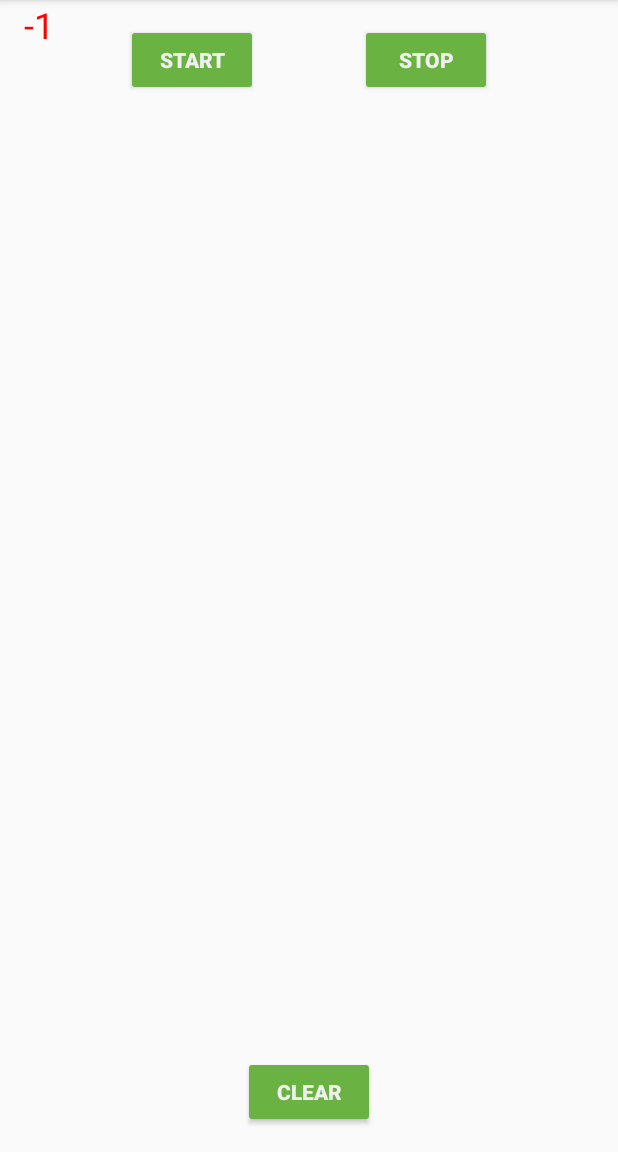
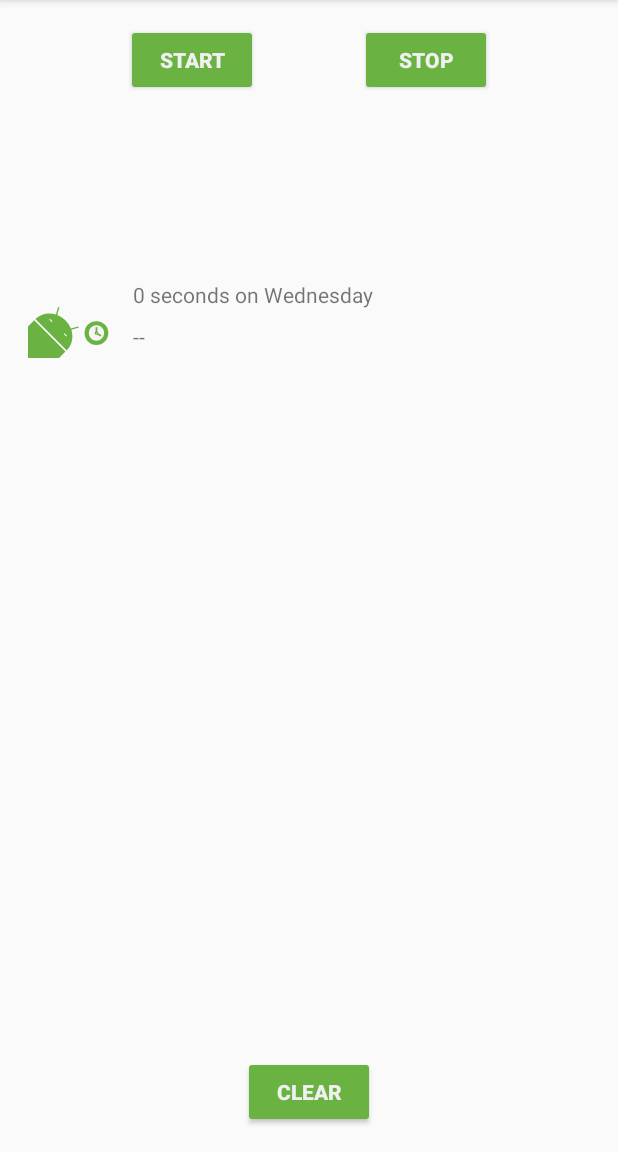
Before and after one commit to Audd790/week_10_if570_lab, an Android app: the screen it shows after launch (MainActivity), after a tap on "START", on a phone screen of 412 x 824 dp, the part 84-1236 px from its top. Run offline under Robolectric (Android 15) with nearby library versions, the phone set to English and light mode, and no system bars; our stand-ins replace Room's generated code, data binding; Roboto replaces fonts that are not available here; 3 statements that could not run were skipped.

Commit message:
Creating ViewHolder

```diff
--- a/app/src/main/java/com/example/android/trackmysleepquality/Util.kt
+++ b/app/src/main/java/com/example/android/trackmysleepquality/Util.kt
@@ -25,31 +25,33 @@ import android.widget.TextView
 import androidx.recyclerview.widget.RecyclerView
 import com.example.android.trackmysleepquality.database.SleepNight
 import java.text.SimpleDateFormat
-//import java.util.concurrent.TimeUnit
-//import java.util.*
+import java.util.Locale
+
+import java.util.concurrent.TimeUnit
+import java.util.*
 
 
-//private val ONE_MINUTE_MILLIS = TimeUnit.MILLISECONDS.convert(1, TimeUnit.MINUTES)
-//private val ONE_HOUR_MILLIS = TimeUnit.MILLISECONDS.convert(1, TimeUnit.HOURS)
+private val ONE_MINUTE_MILLIS = TimeUnit.MILLISECONDS.convert(1, TimeUnit.MINUTES)
+private val ONE_HOUR_MILLIS = TimeUnit.MILLISECONDS.convert(1, TimeUnit.HOURS)
 
-//fun convertDurationToFormatted(startTimeMilli: Long, endTimeMilli: Long, res: Resources): String {
-//    val durationMilli = endTimeMilli - startTimeMilli
-//    val weekdayString = SimpleDateFormat("EEEE", Locale.getDefault()).format(startTimeMilli)
-//    return when {
-//        durationMilli < ONE_MINUTE_MILLIS -> {
-//            val seconds = TimeUnit.SECONDS.convert(durationMilli, TimeUnit.MILLISECONDS)
-//            res.getString(R.string.seconds_length, seconds, weekdayString)
-//        }
-//        durationMilli < ONE_HOUR_MILLIS -> {
-//            val minutes = TimeUnit.MINUTES.convert(durationMilli, TimeUnit.MILLISECONDS)
-//            res.getString(R.string.minutes_length, minutes, weekdayString)
-//        }
-//        else -> {
-//            val hours = TimeUnit.HOURS.convert(durationMilli, TimeUnit.MILLISECONDS)
-//            res.getString(R.string.hours_length, hours, weekdayString)
-//        }
-//    }
-//}
+fun convertDurationToFormatted(startTimeMilli: Long, endTimeMilli: Long, res: Resources): String {
+    val durationMilli = endTimeMilli - startTimeMilli
+    val weekdayString = SimpleDateFormat("EEEE", Locale.getDefault()).format(startTimeMilli)
+    return when {
+        durationMilli < ONE_MINUTE_MILLIS -> {
+            val seconds = TimeUnit.SECONDS.convert(durationMilli, TimeUnit.MILLISECONDS)
+            res.getString(R.string.seconds_length, seconds, weekdayString)
+        }
+        durationMilli < ONE_HOUR_MILLIS -> {
+            val minutes = TimeUnit.MINUTES.convert(durationMilli, TimeUnit.MILLISECONDS)
+            res.getString(R.string.minutes_length, minutes, weekdayString)
+        }
+        else -> {
+            val hours = TimeUnit.HOURS.convert(durationMilli, TimeUnit.MILLISECONDS)
+            res.getString(R.string.hours_length, hours, weekdayString)
+        }
+    }
+}
 
 
 
--- a/app/src/main/java/com/example/android/trackmysleepquality/sleeptracker/SleepNightAdapter.kt
+++ b/app/src/main/java/com/example/android/trackmysleepquality/sleeptracker/SleepNightAdapter.kt
@@ -2,38 +2,54 @@ package com.example.android.trackmysleepquality.sleeptracker
 
 import android.graphics.Color
 import android.view.LayoutInflater
+import android.view.View
 import android.view.ViewGroup
+import android.widget.ImageView
 import android.widget.TextView
 import androidx.recyclerview.widget.RecyclerView
 import com.example.android.trackmysleepquality.R
 import com.example.android.trackmysleepquality.TextItemViewHolder
+import com.example.android.trackmysleepquality.convertDurationToFormatted
+import com.example.android.trackmysleepquality.convertNumericQualityToString
 import com.example.android.trackmysleepquality.database.SleepNight
 
-class SleepNightAdapter: RecyclerView.Adapter<TextItemViewHolder>() {
+class SleepNightAdapter: RecyclerView.Adapter<SleepNightAdapter.ViewHolder>() {
     var data = listOf<SleepNight>()
         set(value) {
             field = value
             notifyDataSetChanged()
         }
 
-    override fun onCreateViewHolder(parent: ViewGroup, viewType: Int): TextItemViewHolder {
+    override fun onCreateViewHolder(parent: ViewGroup, viewType: Int): ViewHolder {
         val layoutInflater = LayoutInflater.from(parent.context)
         val view = layoutInflater
-            .inflate(R.layout.text_item_view, parent, false) as TextView
-        return TextItemViewHolder(view)
+            .inflate(R.layout.list_item_sleep_night, parent, false)
+        return ViewHolder(view)
     }
 
     override fun getItemCount(): Int = data.size
 
-    override fun onBindViewHolder(holder: TextItemViewHolder, position: Int) {
+    override fun onBindViewHolder(holder: ViewHolder, position: Int) {
         val item = data[position]
-        holder.textView.text = item.sleepQuality.toString()
-        if (item.sleepQuality <= 1) {
-            holder.textView.setTextColor(Color.RED) // red
-        } else {
-            // reset
-            holder.textView.setTextColor(Color.BLACK) // black
-        }
+        val res = holder.itemView.context.resources
+        holder.sleepLength.text = convertDurationToFormatted(item.startTimeMilli,
+            item.endTimeMilli, res)
+        holder.quality.text= convertNumericQualityToString(item.sleepQuality, res)
+        holder.qualityImage.setImageResource(when (item.sleepQuality) {
+            0 -> R.drawable.ic_sleep_0
+            1 -> R.drawable.ic_sleep_1
+            2 -> R.drawable.ic_sleep_2
+            3 -> R.drawable.ic_sleep_3
+            4 -> R.drawable.ic_sleep_4
+            5 -> R.drawable.ic_sleep_5
+            else -> R.drawable.ic_sleep_active
+        })
+    }
+
+    class ViewHolder(itemView: View) : RecyclerView.ViewHolder(itemView){
+        val sleepLength: TextView = itemView.findViewById(R.id.sleep_length)
+        val quality: TextView = itemView.findViewById(R.id.quality_string)
+        val qualityImage: ImageView = itemView.findViewById(R.id.quality_image)
     }
 
 }
--- a/app/src/main/res/layout/fragment_sleep_tracker.xml
+++ b/app/src/main/res/layout/fragment_sleep_tracker.xml
@@ -45,13 +45,13 @@
 
         <androidx.recyclerview.widget.RecyclerView
             android:id="@+id/sleep_list"
-            android:layout_width="match_parent"
-            android:layout_height="match_parent"
+            android:layout_width="411dp"
+            android:layout_height="427dp"
+            app:layoutManager="androidx.recyclerview.widget.LinearLayoutManager"
             app:layout_constraintBottom_toTopOf="@+id/clear_button"
             app:layout_constraintEnd_toEndOf="parent"
             app:layout_constraintStart_toStartOf="parent"
-            app:layout_constraintTop_toBottomOf="@+id/stop_button"
-            app:layoutManager="androidx.recyclerview.widget.LinearLayoutManager"/>
+            app:layout_constraintTop_toBottomOf="@+id/stop_button" />
 
         <Button
             android:id="@+id/start_button"
--- /dev/null
+++ b/app/src/main/res/layout/list_item_sleep_night.xml
@@ -0,0 +1,40 @@
+<?xml version="1.0" encoding="utf-8"?>
+<androidx.constraintlayout.widget.ConstraintLayout
+    xmlns:android="http://schemas.android.com/apk/res/android"
+    xmlns:app="http://schemas.android.com/apk/res-auto"
+    xmlns:tools="http://schemas.android.com/tools"
+    android:layout_width="match_parent"
+    android:layout_height="wrap_content">
+    <ImageView
+        android:id="@+id/quality_image"
+        android:layout_width="@dimen/icon_size"
+        android:layout_height="60dp"
+        android:layout_marginStart="16dp"
+        android:layout_marginTop="8dp"
+        android:layout_marginBottom="8dp"
+        app:layout_constraintBottom_toBottomOf="parent"
+        app:layout_constraintStart_toStartOf="parent"
+        app:layout_constraintTop_toTopOf="parent"
+        tools:srcCompat="@drawable/ic_sleep_5" />
+    <TextView
+        android:id="@+id/sleep_length"
+        android:layout_width="0dp"
+        android:layout_height="20dp"
+        android:layout_marginStart="8dp"
+        android:layout_marginTop="8dp"
+        android:layout_marginEnd="16dp"
+        app:layout_constraintEnd_toEndOf="parent"
+        app:layout_constraintStart_toEndOf="@+id/quality_image"
+        app:layout_constraintTop_toTopOf="@+id/quality_image"
+        tools:text="Wednesday" />
+    <TextView
+        android:id="@+id/quality_string"
+        android:layout_width="0dp"
+        android:layout_height="20dp"
+        android:layout_marginTop="8dp"
+        app:layout_constraintEnd_toEndOf="@+id/sleep_length"
+        app:layout_constraintHorizontal_bias="0.0"
+        app:layout_constraintStart_toStartOf="@+id/sleep_length"
+        app:layout_constraintTop_toBottomOf="@+id/sleep_length"
+        tools:text="Excellent!!!" />
+</androidx.constraintlayout.widget.ConstraintLayout>
```
